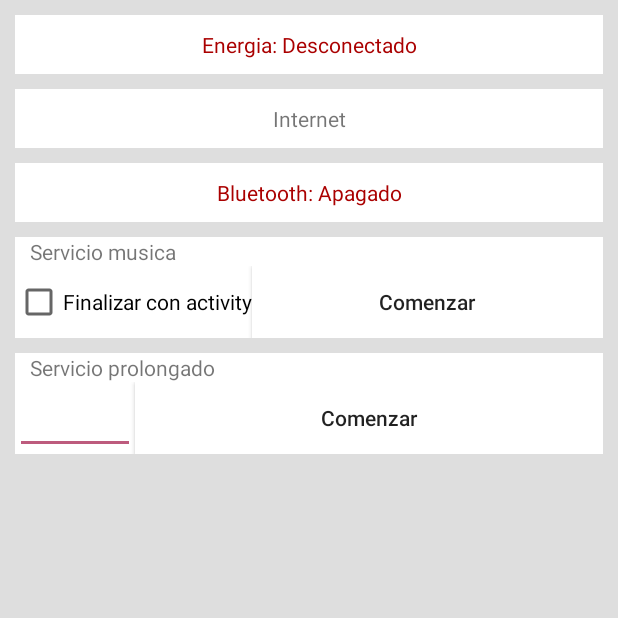
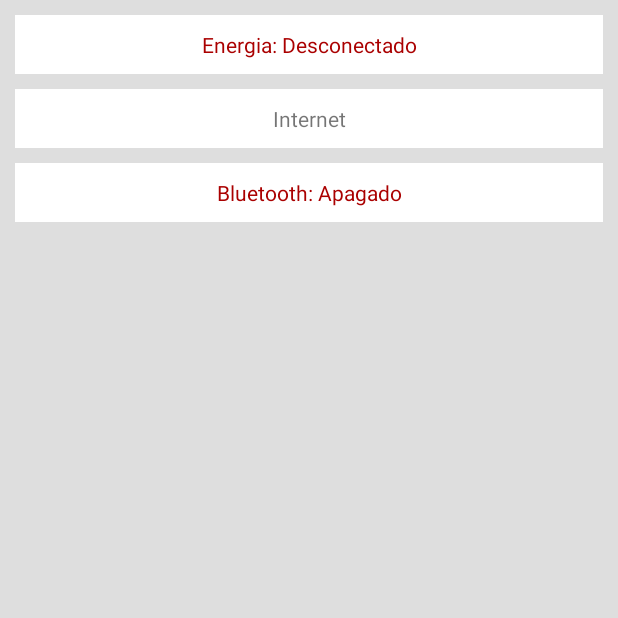
Before and after one commit to developmadd/BroadcastReceiverPractice, an Android app: the screen it shows after launch (MainActivity), on a phone screen of 412 x 824 dp, the top half of it. Run offline under Robolectric (Android 15) with nearby library versions, the phone set to English and light mode, and no system bars.

```diff
--- a/app/src/main/AndroidManifest.xml
+++ b/app/src/main/AndroidManifest.xml
@@ -18,10 +18,8 @@
                 <category android:name="android.intent.category.LAUNCHER" />
             </intent-filter>
         </activity>
-        <service android:name=".MusicService"
-                android:enabled="true"/>
-        <service android:name=".CounterService"
-            android:enabled="true"/>
+
+
     </application>
 
 </manifest>
--- a/app/src/main/java/com/madd/madd/broadcastreceiverpractice/MainActivity.java
+++ b/app/src/main/java/com/madd/madd/broadcastreceiverpractice/MainActivity.java
@@ -22,13 +22,8 @@ public class MainActivity extends AppCompatActivity {
     TextView textViewCharge;
     TextView textViewInternet;
     TextView textViewBluetooth;
-    Button buttonMusic;
-    CheckBox checkBoxMusic;
-    Button buttonLongTask;
-    EditText editTextLongTask;
 
     IntentFilter intentFilter;
-    Intent intentServiceMusic;
     GenericBroadcastReceiver broadCastReceiver;
 
     @Override
@@ -39,10 +34,7 @@ public class MainActivity extends AppCompatActivity {
         textViewCharge = findViewById(R.id.TV_Charge);
         textViewInternet = findViewById(R.id.TV_Internet);
         textViewBluetooth = findViewById(R.id.TV_Bluetooth);
-        buttonMusic = findViewById(R.id.BTN_Music);
-        checkBoxMusic = findViewById(R.id.CHK_Music);
-        buttonLongTask = findViewById(R.id.BTN_Long_Task);
-        editTextLongTask = findViewById(R.id.ET_Long_Task);
+
 
         // Create intent filter for dynamic broadcast receiver
         intentFilter = new IntentFilter();
@@ -89,35 +81,6 @@ public class MainActivity extends AppCompatActivity {
 
 
 
-        // Start a music service this is executed on main thread and is possible to stop it
-        // when activity also stop
-        buttonMusic.setOnClickListener(new View.OnClickListener() {
-            @Override
-            public void onClick(View view) {
-                if(buttonMusic.getText().equals("Comenzar") ) {
-                    intentServiceMusic = new Intent(getApplicationContext(), MusicService.class);
-                    startService(intentServiceMusic);
-                    buttonMusic.setText("Detener");
-                } else {
-                    stopService(intentServiceMusic);
-                    intentServiceMusic = null;
-                    buttonMusic.setText("Comenzar");
-                }
-            }
-        });
-
-        //Start a long task that sleep a thread for n seconds(duration). This service is executed in a second thread.
-        buttonLongTask.setOnClickListener(new View.OnClickListener() {
-            @Override
-            public void onClick(View view) {
-                if(!editTextLongTask.getText().toString().isEmpty()) {
-                    Intent intentLongTask = new Intent(getApplicationContext(), CounterService.class);
-                    intentLongTask.putExtra("duration", Integer.valueOf(editTextLongTask.getText().toString()));
-                    startService(intentLongTask);
-                }
-            }
-        });
-
 
     }
 
@@ -159,28 +122,33 @@ public class MainActivity extends AppCompatActivity {
 
 
     // Register broadcast receiver when the app is on foreground
-    // Check if the music service is created, restart
     @Override
     protected void onResume() {
         super.onResume();
         registerReceiver(broadCastReceiver,intentFilter);
-        if( intentServiceMusic != null ) {
-            startService(intentServiceMusic);
-        }
     }
 
 
     // Unregister broadcast receiver when the app is on background
-    // Check if the music service is created and user decides to stop service when activities does
     @Override
     protected void onPause() {
         super.onPause();
         unregisterReceiver(broadCastReceiver);
-        if( intentServiceMusic != null && checkBoxMusic.isChecked() ) {
-            stopService(intentServiceMusic);
-        }
     }
 
 
 
 }
+
+
+// PENDIENTES
+//
+//  intent filter ¿Como activar actividad, servicio o broadcast receiver a traves de intent?
+//  intent action edit, data image
+//  jobscheduler
+//  onBind
+//  sendbroadcast
+//  parseable serializable
+//
+//
+//
--- a/app/src/main/res/layout/activity_main.xml
+++ b/app/src/main/res/layout/activity_main.xml
@@ -49,86 +49,5 @@
 
 
 
-        <LinearLayout
-            android:layout_width="match_parent"
-            android:layout_height="wrap_content"
-            android:layout_marginStart="10dp"
-            android:layout_marginEnd="10dp"
-            android:layout_marginBottom="10dp"
-            android:background="@color/colorWhite"
-            android:orientation="vertical">
-
-            <TextView
-                android:layout_width="match_parent"
-                android:layout_height="wrap_content"
-                android:layout_marginStart="10dp"
-                android:layout_marginEnd="10dp"
-                android:text="Servicio musica"/>
-            <LinearLayout
-                android:layout_width="match_parent"
-                android:layout_height="wrap_content"
-                android:orientation="horizontal">
-
-                <CheckBox
-                    android:id="@+id/CHK_Music"
-                    android:layout_width="wrap_content"
-                    android:layout_height="wrap_content"
-                    android:layout_gravity="center"
-                    android:text="Finalizar con activity"/>
-
-                <Button
-                    android:id="@+id/BTN_Music"
-                    android:layout_width="match_parent"
-                    android:layout_height="wrap_content"
-                    android:text="Comenzar"
-                    android:background="@color/colorWhite"
-                    android:textAllCaps="false"
-                    />
-
-
-            </LinearLayout>
-
-        </LinearLayout>
-
-    <LinearLayout
-        android:layout_width="match_parent"
-        android:layout_height="wrap_content"
-        android:layout_marginStart="10dp"
-        android:layout_marginEnd="10dp"
-        android:background="@color/colorWhite"
-        android:orientation="vertical">
-
-        <TextView
-            android:layout_width="match_parent"
-            android:layout_height="wrap_content"
-            android:layout_marginStart="10dp"
-            android:layout_marginEnd="10dp"
-            android:text="Servicio prolongado"/>
-        <LinearLayout
-            android:layout_width="match_parent"
-            android:layout_height="wrap_content"
-            android:orientation="horizontal">
-
-            <EditText
-                android:id="@+id/ET_Long_Task"
-                android:layout_width="80dp"
-                android:inputType="number"
-                android:textAlignment="center"
-                android:layout_height="match_parent"/>
-
-            <Button
-                android:id="@+id/BTN_Long_Task"
-                android:layout_width="match_parent"
-                android:layout_height="wrap_content"
-                android:text="Comenzar"
-                android:background="@color/colorWhite"
-                android:textAllCaps="false"/>
-
-
-        </LinearLayout>
-
-    </LinearLayout>
-
-
 
 </LinearLayout>
```
Also changed, not shown: app/src/main/java/com/madd/madd/broadcastreceiverpractice/CounterService.java (deleted, +0 -158 lines), app/src/main/java/com/madd/madd/broadcastreceiverpractice/MusicService.java (deleted, +0 -55 lines), 2 other files.
